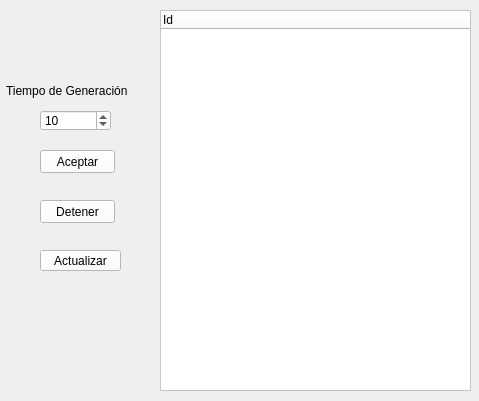
Old version of the form ventanaarbolvida.ui in the repository DavidCrgh/Tarea_Programa_Estructuras_2.
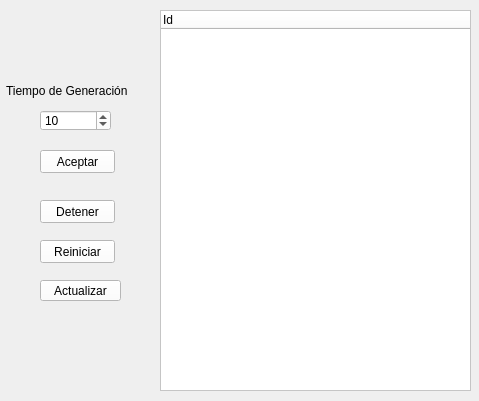
New version of the form. Icons and pictures are not drawn.

```diff
--- a/ventanaarbolvida.ui
+++ b/ventanaarbolvida.ui
@@ -112,7 +112,7 @@
     <property name="geometry">
      <rect>
       <x>40</x>
-      <y>250</y>
+      <y>280</y>
       <width>81</width>
       <height>21</height>
      </rect>
@@ -125,6 +125,23 @@
      <string>Actualizar</string>
     </property>
    </widget>
+   <widget class="QPushButton" name="pushButton_2">
+    <property name="geometry">
+     <rect>
+      <x>40</x>
+      <y>240</y>
+      <width>75</width>
+      <height>23</height>
+     </rect>
+    </property>
+    <property name="styleSheet">
+     <string notr="true">background-color: rgb(255, 255, 255);
+font: 75 16pt &quot;System&quot;;</string>
+    </property>
+    <property name="text">
+     <string>Reiniciar</string>
+    </property>
+   </widget>
   </widget>
  </widget>
  <resources>
```
